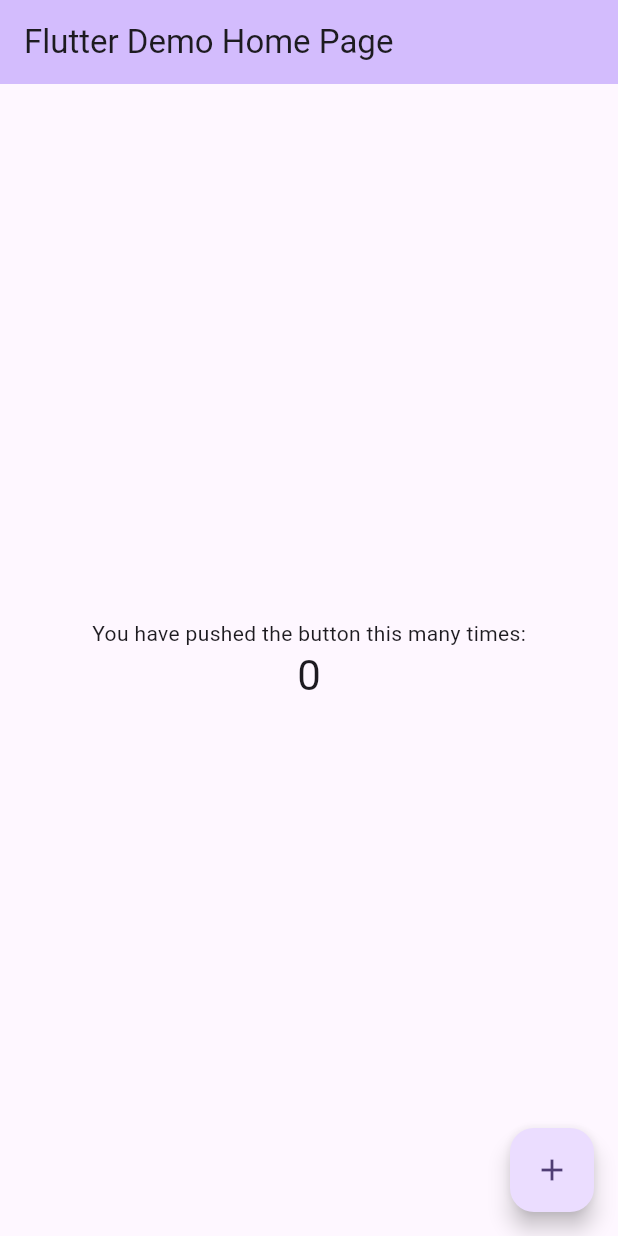
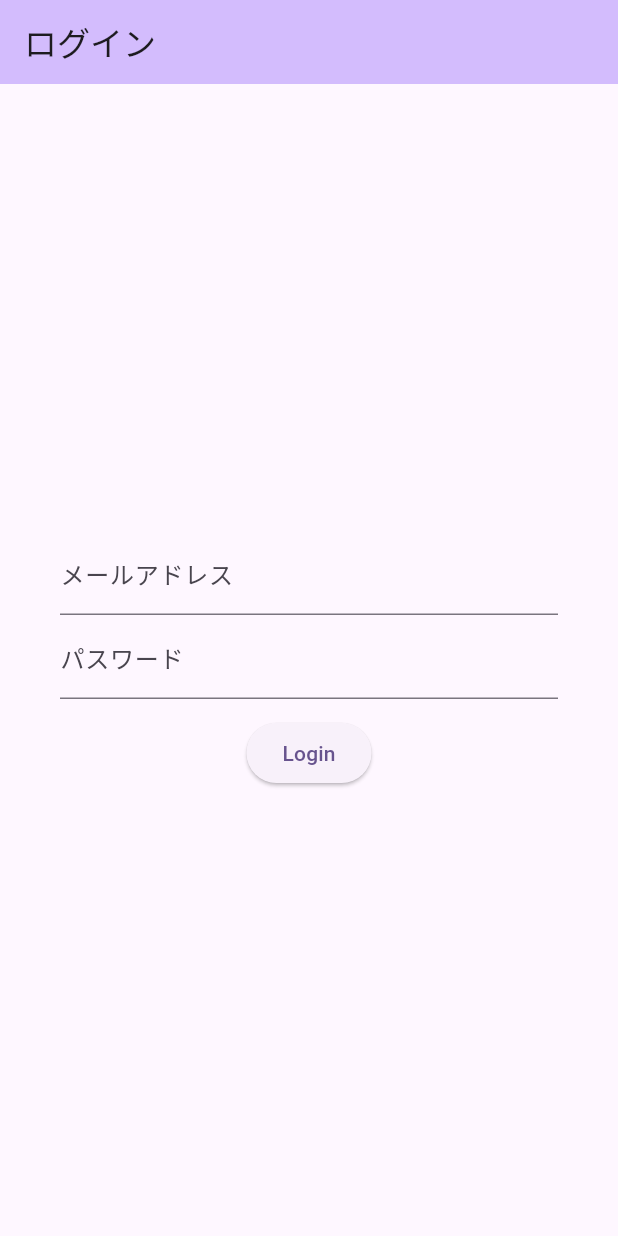
Before and after one commit to imo-tikuwa/flutter3-and-supabase-study, a Flutter app: the screen it shows after launch, on a phone screen of 412 x 824 dp. Run offline on Flutter 3.47's test engine with Material 3 defaults, Android fonts, the phone set to English and light mode, and no system bars; our stand-ins replace flutter_dotenv, supabase_flutter; accounts and stored records are empty.

Commit message:
参考ページを元にログイン/ログアウトできるところまで作成
- importer.dartの中に外部パッケージと自前のパッケージのすべてのエクスポートを定義
  - すべての自前パッケージの中でimporter.dartをインポートすることで全てのパッケージの参照が行えるという仕組みを導入
- main.dartの中にコーディングされたMyHomePageクラスをlib/view/my_home.dartに移動
- my_home.dartの中でSupabaseの認証状態を元にログインページ（lib/view/login.dart）とログイン後のダッシュボードページ（lib/view/dashborad.dart）の初期表示するウィジェットについて分岐
- login.dartでメールアドレスとパスワードを入力してログイン
  - login.dartの中でログインを実行し、成功したらmy_home.dartのinitStateで定義したStreamSubscriptionっていうwatchみたいな何かの中でsignedInの状態になるため、ログイン後のダッシュボードページにリダイレクト
  - dashborad.dartの中で画面右上のログアウトを実行し、成功したらログインページにリダイレクト
  - ログイン中/ログアウト中のアプリを閉じた後、アプリを再起動し前回の状態を維持できていることを確認

- 参考
  - https://github.com/sakurakotubaki/SupabaseNotesApp
  - https://github.com/heyhey1028/flutter_supabase_auth

```diff
--- a/lib/main.dart
+++ b/lib/main.dart
@@ -1,6 +1,4 @@
-import 'package:flutter/material.dart';
-import 'package:flutter_dotenv/flutter_dotenv.dart';
-import 'package:supabase_flutter/supabase_flutter.dart';
+import 'package:flutter3_and_supabase_study/importer.dart';
 
 Future main() async {
   WidgetsFlutterBinding.ensureInitialized();
@@ -26,113 +24,10 @@ class MyApp extends StatelessWidget {
     return MaterialApp(
       title: 'Flutter Demo',
       theme: ThemeData(
-        // This is the theme of your application.
-        //
-        // TRY THIS: Try running your application with "flutter run". You'll see
-        // the application has a purple toolbar. Then, without quitting the app,
-        // try changing the seedColor in the colorScheme below to Colors.green
-        // and then invoke "hot reload" (save your changes or press the "hot
-        // reload" button in a Flutter-supported IDE, or press "r" if you used
-        // the command line to start the app).
-        //
-        // Notice that the counter didn't reset back to zero; the application
-        // state is not lost during the reload. To reset the state, use hot
-        // restart instead.
-        //
-        // This works for code too, not just values: Most code changes can be
-        // tested with just a hot reload.
         colorScheme: ColorScheme.fromSeed(seedColor: Colors.deepPurple),
         useMaterial3: true,
       ),
-      home: const MyHomePage(title: 'Flutter Demo Home Page'),
+      home: const MyHomePage(),
     );
   }
 }
-
-class MyHomePage extends StatefulWidget {
-  const MyHomePage({super.key, required this.title});
-
-  // This widget is the home page of your application. It is stateful, meaning
-  // that it has a State object (defined below) that contains fields that affect
-  // how it looks.
-
-  // This class is the configuration for the state. It holds the values (in this
-  // case the title) provided by the parent (in this case the App widget) and
-  // used by the build method of the State. Fields in a Widget subclass are
-  // always marked "final".
-
-  final String title;
-
-  @override
-  State<MyHomePage> createState() => _MyHomePageState();
-}
-
-class _MyHomePageState extends State<MyHomePage> {
-  int _counter = 0;
-
-  void _incrementCounter() {
-    setState(() {
-      // This call to setState tells the Flutter framework that something has
-      // changed in this State, which causes it to rerun the build method below
-      // so that the display can reflect the updated values. If we changed
-      // _counter without calling setState(), then the build method would not be
-      // called again, and so nothing would appear to happen.
-      _counter++;
-    });
-  }
-
-  @override
-  Widget build(BuildContext context) {
-    // This method is rerun every time setState is called, for instance as done
-    // by the _incrementCounter method above.
-    //
-    // The Flutter framework has been optimized to make rerunning build methods
-    // fast, so that you can just rebuild anything that needs updating rather
-    // than having to individually change instances of widgets.
-    return Scaffold(
-      appBar: AppBar(
-        // TRY THIS: Try changing the color here to a specific color (to
-        // Colors.amber, perhaps?) and trigger a hot reload to see the AppBar
-        // change color while the other colors stay the same.
-        backgroundColor: Theme.of(context).colorScheme.inversePrimary,
-        // Here we take the value from the MyHomePage object that was created by
-        // the App.build method, and use it to set our appbar title.
-        title: Text(widget.title),
-      ),
-      body: Center(
-        // Center is a layout widget. It takes a single child and positions it
-        // in the middle of the parent.
-        child: Column(
-          // Column is also a layout widget. It takes a list of children and
-          // arranges them vertically. By default, it sizes itself to fit its
-          // children horizontally, and tries to be as tall as its parent.
-          //
-          // Column has various properties to control how it sizes itself and
-          // how it positions its children. Here we use mainAxisAlignment to
-          // center the children vertically; the main axis here is the vertical
-          // axis because Columns are vertical (the cross axis would be
-          // horizontal).
-          //
-          // TRY THIS: Invoke "debug painting" (choose the "Toggle Debug Paint"
-          // action in the IDE, or press "p" in the console), to see the
-          // wireframe for each widget.
-          mainAxisAlignment: MainAxisAlignment.center,
-          children: <Widget>[
-            const Text(
-              'You have pushed the button this many times:',
-            ),
-            Text(
-              '$_counter',
-              style: Theme.of(context).textTheme.headlineMedium,
-            ),
-          ],
-        ),
-      ),
-      floatingActionButton: FloatingActionButton(
-        onPressed: _incrementCounter,
-        tooltip: 'Increment',
-        child: const Icon(Icons.add),
-      ), // This trailing comma makes auto-formatting nicer for build methods.
-    );
-  }
-}
--- /dev/null
+++ b/lib/view/login.dart
@@ -0,0 +1,113 @@
+import 'package:flutter3_and_supabase_study/importer.dart';
+
+class LoginPage extends StatefulWidget {
+  const LoginPage({super.key});
+
+  @override
+  State<LoginPage> createState() => _LoginPageState();
+}
+
+class _LoginPageState extends State<LoginPage> {
+  final GlobalKey<FormState> _formKey = GlobalKey<FormState>();
+  final TextEditingController _emailController = TextEditingController();
+  final TextEditingController _passwordController = TextEditingController();
+  bool isLoading = false;
+
+  @override
+  Widget build(BuildContext context) {
+    return Scaffold(
+      appBar: AppBar(
+        backgroundColor: Theme.of(context).colorScheme.inversePrimary,
+        title: const Text('ログイン'),
+      ),
+      body: Center(
+        child: Padding(
+          padding: const EdgeInsets.symmetric(horizontal: 40.0),
+          child: Form(
+            key: _formKey,
+            autovalidateMode: AutovalidateMode.disabled,
+            child: Column(
+              mainAxisAlignment: MainAxisAlignment.center,
+              crossAxisAlignment: CrossAxisAlignment.center,
+              children: <Widget>[
+                TextFormField(
+                  controller: _emailController,
+                  keyboardType: TextInputType.emailAddress,
+                  decoration: const InputDecoration(
+                    labelText: 'メールアドレス',
+                  ),
+                  validator: (value) {
+                    if (value == null || value.isEmpty) {
+                      return 'メールアドレスを入力してください';
+                    }
+                    return null;
+                  },
+                ),
+                TextFormField(
+                  controller: _passwordController,
+                  decoration: const InputDecoration(
+                    labelText: 'パスワード',
+                  ),
+                  obscureText: true,
+                  validator: (value) {
+                    if (value == null || value.isEmpty) {
+                      return 'パスワードを入力してください';
+                    }
+                    return null;
+                  },
+                ),
+                const SizedBox(height: 12.0),
+                ElevatedButton(
+                  child: isLoading ? const CircularProgressIndicator() : const Text('Login'),
+                  onPressed: () async {
+                    if (_formKey.currentState!.validate()) {
+                      final response = await _loginWithPassword(
+                        email: _emailController.text,
+                        password: _passwordController.text,
+                      );
+                      if (response == null || response.user == null || !mounted) {
+                        return;
+                      }
+                      // 以下のpopはmy_home.dart側でログイン状態を見た画面遷移を行っているため不要（というか画面が真っ暗になる原因になるみたい？pushReplacement→popの順番で呼ばれてしまっている？）
+                      // Navigator.of(context).pop();
+                    }
+                  },
+                ),
+              ],
+            ),
+          ),
+        ),
+      ),
+    );
+  }
+
+  Future<AuthResponse?> _loginWithPassword({
+    required String email,
+    required String password,
+  }) async {
+    // Show a progress indicator while the login is in progress
+    setState(() {
+      isLoading = true;
+    });
+    try {
+      // Call the Supabase auth.signInWithPassword method
+      return await supabase.auth.signInWithPassword(
+        email: email,
+        password: password,
+      );
+    } on AuthException catch (error) {
+      // Show a snackbar with the error message if the login fails
+      showErrorSnackBar(context, message: error.message);
+    } on Exception catch (e) {
+      // Show a snackbar with the error message if the login fails
+      showErrorSnackBar(context, message: e.toString());
+    } finally {
+      // Hide the progress indicator
+      setState(() {
+        isLoading = false;
+      });
+    }
+    // Return null if the login fails
+    return null;
+  }
+}
--- /dev/null
+++ b/lib/view/my_home.dart
@@ -0,0 +1,48 @@
+import 'package:flutter3_and_supabase_study/importer.dart';
+
+final supabase = Supabase.instance.client;
+
+class MyHomePage extends StatefulWidget {
+  const MyHomePage({Key? key}) : super(key: key);
+
+  @override
+  State<MyHomePage> createState() => _MyHomePageState();
+}
+
+class _MyHomePageState extends State<MyHomePage> {
+
+  late User? _user;
+  late final StreamSubscription<AuthState> _authSubscription;
+
+  @override
+  void initState() {
+    // アプリ起動時にレンダリングするウィジェットを切り替えるためのユーザー情報
+    _user = supabase.auth.currentUser;
+
+    // Supabaseの認証状態が変わった時に呼ばれるwatchみたいなやつ
+    _authSubscription = supabase.auth.onAuthStateChange.listen((data) {
+      if (data.event == AuthChangeEvent.signedIn) {
+        Navigator.of(context).pushReplacement(
+          MaterialPageRoute(
+            builder: (context) => const DashboardPage()
+          )
+        );
+      }
+    });
+
+    super.initState();
+  }
+
+  @override
+  void dispose() {
+    _authSubscription.cancel();
+    super.dispose();
+  }
+
+  @override
+  Widget build(BuildContext context) {
+    return _user == null
+      ? const LoginPage()
+      : const DashboardPage();
+  }
+}
```
Also changed, not shown: lib/importer.dart (added, +9 -0 lines), lib/utils/utils.dart (added, +8 -0 lines), lib/view/dashborad.dart (added, +58 -0 lines).
